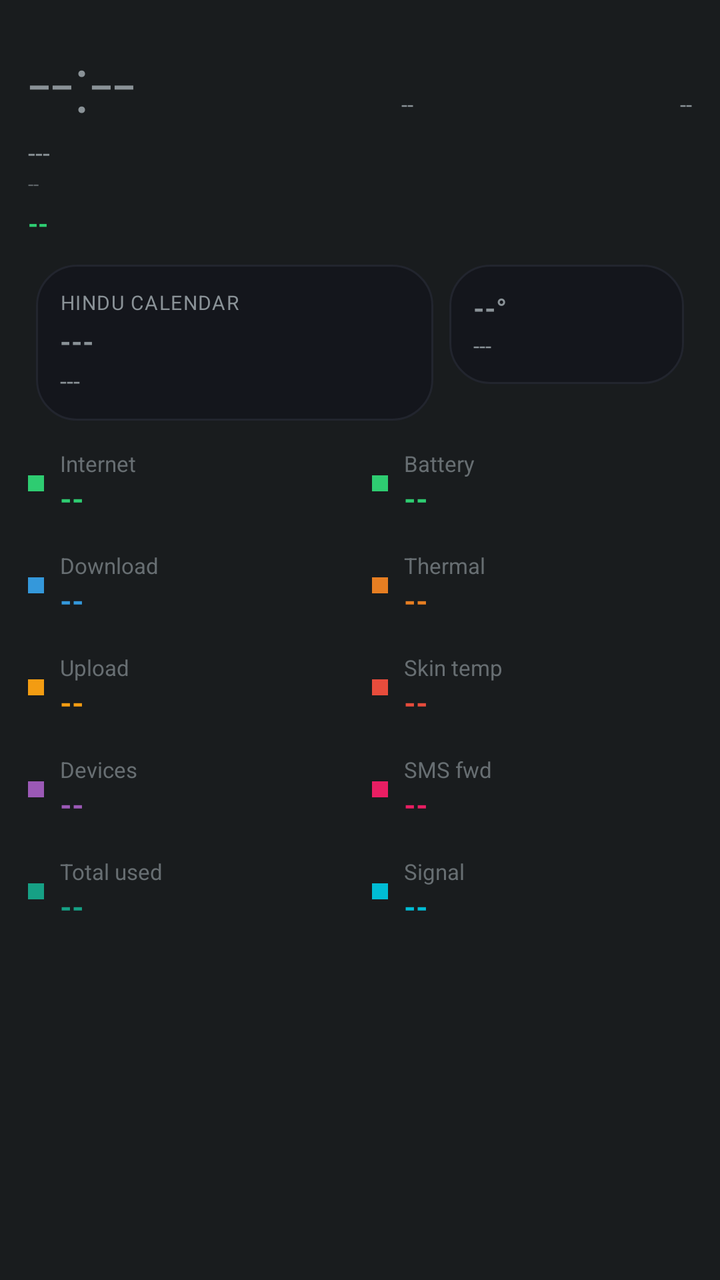
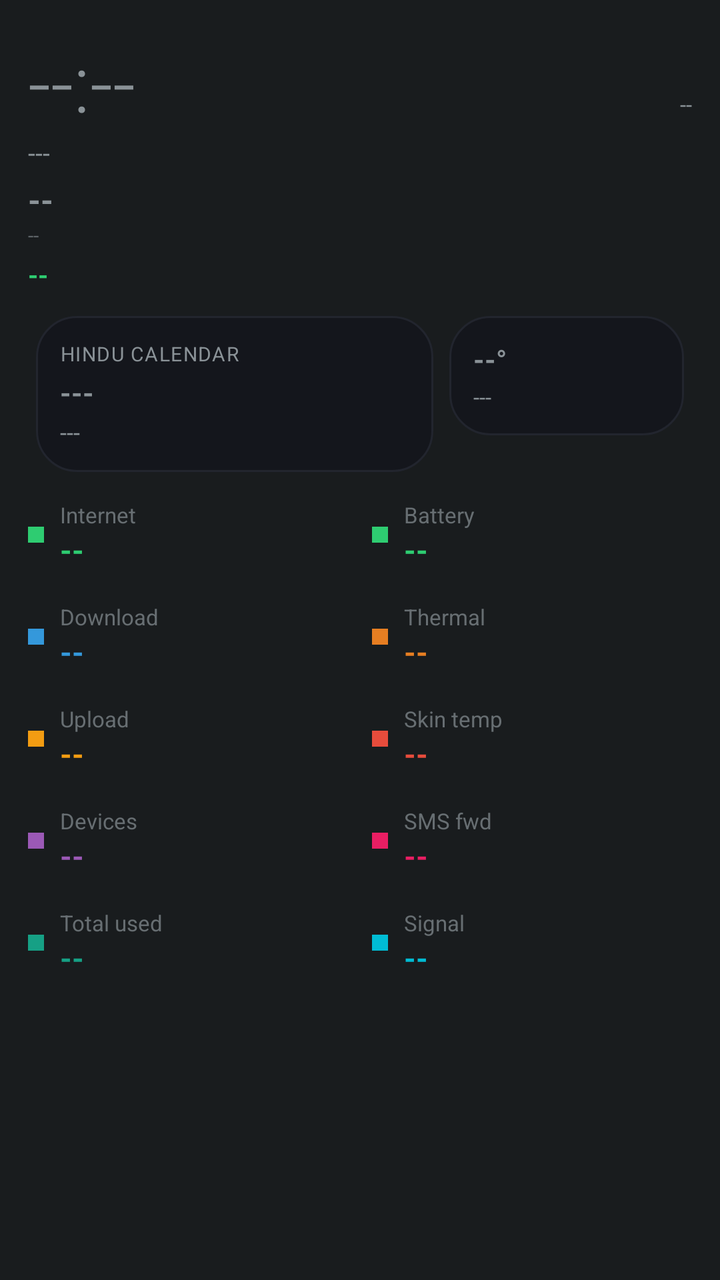

The first picture is an Android layout as it rendered before a commit; the second is the same layout after the commit. The layout source and the unified diff follow.
<!-- AndroidManifest.xml: application theme android:Theme.DeviceDefault.NoActionBar -->
<!-- res/layout/aod_layout_oneui_color.xml -->
<?xml version="1.0" encoding="utf-8"?>
<LinearLayout xmlns:android="http://schemas.android.com/apk/res/android"
    android:id="@+id/bg_root"
    android:layout_width="match_parent"
    android:layout_height="match_parent"
    android:orientation="vertical"
    android:padding="14dp">

    <LinearLayout
        android:layout_width="match_parent"
        android:layout_height="wrap_content"
        android:orientation="horizontal">

        <TextView
            android:id="@+id/clock"
            android:layout_width="wrap_content"
            android:layout_height="wrap_content"
            android:textSize="40sp"
            android:fontFamily="sans-serif-light"
            android:text="--:--" />

        <TextView
            android:id="@+id/net_type_badge"
            android:layout_width="0dp"
            android:layout_height="wrap_content"
            android:layout_weight="1"
            android:layout_gravity="top"
            android:gravity="end"
            android:textSize="11sp"
            android:text="--" />

        <TextView
            android:id="@+id/akd_badge"
            android:layout_width="0dp"
            android:layout_height="wrap_content"
            android:layout_weight="1"
            android:layout_gravity="top"
            android:gravity="end"
            android:textSize="11sp"
            android:text="--" />
    </LinearLayout>

    <TextView
        android:id="@+id/date"
        android:layout_width="wrap_content"
        android:layout_height="wrap_content"
        android:textSize="13sp"
        android:text="---" />

    <TextView
        android:id="@+id/perf_badge"
        android:layout_width="wrap_content"
        android:layout_height="wrap_content"
        android:textSize="10sp"
        android:alpha="0.6"
        android:text="--" />

    <TextView
        android:id="@+id/health_badge"
        android:layout_width="wrap_content"
        android:layout_height="wrap_content"
        android:layout_marginTop="4dp"
        android:textAllCaps="true"
        android:textStyle="bold"
        android:textSize="13sp"
        android:textColor="#2ecc71"
        android:text="--" />

    <TextView
        android:id="@+id/muhurat_badge"
        android:layout_width="wrap_content"
        android:layout_height="wrap_content"
        android:textSize="11sp"
        android:textStyle="bold"
        android:visibility="gone"
        android:text="--" />

    <LinearLayout
        android:layout_width="match_parent"
        android:layout_height="wrap_content"
        android:orientation="horizontal"
        android:layout_marginTop="8dp">

        <LinearLayout
            android:id="@+id/panchang_card"
            android:layout_width="0dp"
            android:layout_height="wrap_content"
            android:layout_weight="1.7"
            android:layout_margin="4dp"
            android:background="@drawable/bg_card"
            android:orientation="vertical"
            android:gravity="center_vertical"
            android:padding="12dp">

            <TextView
                android:id="@+id/panchang_header"
                android:layout_width="wrap_content"
                android:layout_height="wrap_content"
                android:textSize="10sp"
                android:textAllCaps="true"
                android:letterSpacing="0.05"
                android:text="Hindu calendar" />

            <TextView
                android:id="@+id/panchang_tithi"
                android:layout_width="match_parent"
                android:layout_height="wrap_content"
                android:layout_marginTop="3dp"
                android:textStyle="bold"
                android:maxLines="1"
                android:autoSizeTextType="uniform"
                android:autoSizeMinTextSize="13sp"
                android:autoSizeMaxTextSize="18sp"
                android:text="---" />

            <TextView
                android:id="@+id/panchang_nakshatra"
                android:layout_width="match_parent"
                android:layout_height="wrap_content"
                android:layout_marginTop="2dp"
                android:textSize="12sp"
                android:maxLines="1"
                android:ellipsize="end"
                android:text="---" />
        </LinearLayout>

        <LinearLayout
            android:id="@+id/weather_card"
            android:layout_width="0dp"
            android:layout_height="wrap_content"
            android:layout_weight="1"
            android:layout_margin="4dp"
            android:background="@drawable/bg_card"
            android:orientation="vertical"
            android:gravity="center_vertical"
            android:padding="12dp">

            <TextView
                android:id="@+id/weather_temp"
                android:layout_width="match_parent"
                android:layout_height="wrap_content"
                android:textStyle="bold"
                android:maxLines="1"
                android:autoSizeTextType="uniform"
                android:autoSizeMinTextSize="14sp"
                android:autoSizeMaxTextSize="20sp"
                android:text="--°" />

            <TextView
                android:id="@+id/weather_condition"
                android:layout_width="match_parent"
                android:layout_height="wrap_content"
                android:layout_marginTop="2dp"
                android:textSize="11sp"
                android:maxLines="2"
                android:text="---" />
        </LinearLayout>
    </LinearLayout>

    
    <LinearLayout
        android:layout_width="match_parent"
        android:layout_height="wrap_content"
        android:orientation="horizontal"
        android:layout_marginTop="10dp">

        <LinearLayout android:layout_width="0dp" android:layout_height="wrap_content" android:layout_weight="1" android:orientation="vertical" android:layout_marginEnd="6dp">
            <LinearLayout android:id="@+id/row8" android:layout_width="match_parent" android:layout_height="wrap_content" android:orientation="horizontal" android:gravity="center_vertical" android:layout_marginBottom="16dp">
                <View android:layout_width="8dp" android:layout_height="8dp" android:layout_marginEnd="8dp" android:background="#2ecc71" />
                <LinearLayout android:layout_width="0dp" android:layout_height="wrap_content" android:layout_weight="1" android:orientation="vertical">
                    <TextView android:id="@+id/stat_label" android:layout_width="wrap_content" android:layout_height="wrap_content" android:textSize="11sp" android:alpha="0.7" android:text="Internet" />
                    <TextView android:id="@+id/stat_value" android:layout_width="wrap_content" android:layout_height="wrap_content" android:textStyle="bold" android:textSize="15sp" android:textColor="#2ecc71" android:text="--" />
                </LinearLayout>
            </LinearLayout>
            <LinearLayout android:id="@+id/row0" android:layout_width="match_parent" android:layout_height="wrap_content" android:orientation="horizontal" android:gravity="center_vertical" android:layout_marginBottom="16dp">
                <View android:layout_width="8dp" android:layout_height="8dp" android:layout_marginEnd="8dp" android:background="#3498db" />
                <LinearLayout android:layout_width="0dp" android:layout_height="wrap_content" android:layout_weight="1" android:orientation="vertical">
                    <TextView android:id="@+id/stat_label" android:layout_width="wrap_content" android:layout_height="wrap_content" android:textSize="11sp" android:alpha="0.7" android:text="Download" />
                    <TextView android:id="@+id/stat_value" android:layout_width="wrap_content" android:layout_height="wrap_content" android:textStyle="bold" android:textSize="15sp" android:textColor="#3498db" android:text="--" />
                </LinearLayout>
            </LinearLayout>
            <LinearLayout android:id="@+id/row1" android:layout_width="match_parent" android:layout_height="wrap_content" android:orientation="horizontal" android:gravity="center_vertical" android:layout_marginBottom="16dp">
                <View android:layout_width="8dp" android:layout_height="8dp" android:layout_marginEnd="8dp" android:background="#f39c12" />
                <LinearLayout android:layout_width="0dp" android:layout_height="wrap_content" android:layout_weight="1" android:orientation="vertical">
                    <TextView android:id="@+id/stat_label" android:layout_width="wrap_content" android:layout_height="wrap_content" android:textSize="11sp" android:alpha="0.7" android:text="Upload" />
                    <TextView android:id="@+id/stat_value" android:layout_width="wrap_content" android:layout_height="wrap_content" android:textStyle="bold" android:textSize="15sp" android:textColor="#f39c12" android:text="--" />
                </LinearLayout>
            </LinearLayout>
            <LinearLayout android:id="@+id/row2" android:layout_width="match_parent" android:layout_height="wrap_content" android:orientation="horizontal" android:gravity="center_vertical" android:layout_marginBottom="16dp">
                <View android:layout_width="8dp" android:layout_height="8dp" android:layout_marginEnd="8dp" android:background="#9b59b6" />
                <LinearLayout android:layout_width="0dp" android:layout_height="wrap_content" android:layout_weight="1" android:orientation="vertical">
                    <TextView android:id="@+id/stat_label" android:layout_width="wrap_content" android:layout_height="wrap_content" android:textSize="11sp" android:alpha="0.7" android:text="Devices" />
                    <TextView android:id="@+id/stat_value" android:layout_width="wrap_content" android:layout_height="wrap_content" android:textStyle="bold" android:textSize="15sp" android:textColor="#9b59b6" android:text="--" />
                </LinearLayout>
            </LinearLayout>
            <LinearLayout android:id="@+id/row3" android:layout_width="match_parent" android:layout_height="wrap_content" android:orientation="horizontal" android:gravity="center_vertical" android:layout_marginBottom="16dp">
                <View android:layout_width="8dp" android:layout_height="8dp" android:layout_marginEnd="8dp" android:background="#16a085" />
                <LinearLayout android:layout_width="0dp" android:layout_height="wrap_content" android:layout_weight="1" android:orientation="vertical">
                    <TextView android:id="@+id/stat_label" android:layout_width="wrap_content" android:layout_height="wrap_content" android:textSize="11sp" android:alpha="0.7" android:text="Total used" />
                    <TextView android:id="@+id/stat_value" android:layout_width="wrap_content" android:layout_height="wrap_content" android:textStyle="bold" android:textSize="15sp" android:textColor="#16a085" android:text="--" />
                </LinearLayout>
            </LinearLayout>
        </LinearLayout>

        <LinearLayout android:layout_width="0dp" android:layout_height="wrap_content" android:layout_weight="1" android:orientation="vertical" android:layout_marginStart="6dp">
            <LinearLayout android:id="@+id/row4" android:layout_width="match_parent" android:layout_height="wrap_content" android:orientation="horizontal" android:gravity="center_vertical" android:layout_marginBottom="16dp">
                <View android:layout_width="8dp" android:layout_height="8dp" android:layout_marginEnd="8dp" android:background="#2ecc71" />
                <LinearLayout android:layout_width="0dp" android:layout_height="wrap_content" android:layout_weight="1" android:orientation="vertical">
                    <TextView android:id="@+id/stat_label" android:layout_width="wrap_content" android:layout_height="wrap_content" android:textSize="11sp" android:alpha="0.7" android:text="Battery" />
                    <TextView android:id="@+id/stat_value" android:layout_width="wrap_content" android:layout_height="wrap_content" android:textStyle="bold" android:textSize="15sp" android:textColor="#2ecc71" android:text="--" />
                </LinearLayout>
            </LinearLayout>
            <LinearLayout android:id="@+id/row5" android:layout_width="match_parent" android:layout_height="wrap_content" android:orientation="horizontal" android:gravity="center_vertical" android:layout_marginBottom="16dp">
                <View android:layout_width="8dp" android:layout_height="8dp" android:layout_marginEnd="8dp" android:background="#e67e22" />
                <LinearLayout android:layout_width="0dp" android:layout_height="wrap_content" android:layout_weight="1" android:orientation="vertical">
                    <TextView android:id="@+id/stat_label" android:layout_width="wrap_content" android:layout_height="wrap_content" android:textSize="11sp" android:alpha="0.7" android:text="Thermal" />
                    <TextView android:id="@+id/stat_value" android:layout_width="wrap_content" android:layout_height="wrap_content" android:textStyle="bold" android:textSize="15sp" android:textColor="#e67e22" android:text="--" />
                </LinearLayout>
            </LinearLayout>
            <LinearLayout android:id="@+id/row6" android:layout_width="match_parent" android:layout_height="wrap_content" android:orientation="horizontal" android:gravity="center_vertical" android:layout_marginBottom="16dp">
                <View android:layout_width="8dp" android:layout_height="8dp" android:layout_marginEnd="8dp" android:background="#e74c3c" />
                <LinearLayout android:layout_width="0dp" android:layout_height="wrap_content" android:layout_weight="1" android:orientation="vertical">
                    <TextView android:id="@+id/stat_label" android:layout_width="wrap_content" android:layout_height="wrap_content" android:textSize="11sp" android:alpha="0.7" android:text="Skin temp" />
                    <TextView android:id="@+id/stat_value" android:layout_width="wrap_content" android:layout_height="wrap_content" android:textStyle="bold" android:textSize="15sp" android:textColor="#e74c3c" android:text="--" />
                </LinearLayout>
            </LinearLayout>
            <LinearLayout android:id="@+id/row7" android:layout_width="match_parent" android:layout_height="wrap_content" android:orientation="horizontal" android:gravity="center_vertical" android:layout_marginBottom="16dp">
                <View android:layout_width="8dp" android:layout_height="8dp" android:layout_marginEnd="8dp" android:background="#e91e63" />
                <LinearLayout android:layout_width="0dp" android:layout_height="wrap_content" android:layout_weight="1" android:orientation="vertical">
                    <TextView android:id="@+id/stat_label" android:layout_width="wrap_content" android:layout_height="wrap_content" android:textSize="11sp" android:alpha="0.7" android:text="SMS fwd" />
                    <TextView android:id="@+id/stat_value" android:layout_width="wrap_content" android:layout_height="wrap_content" android:textStyle="bold" android:textSize="15sp" android:textColor="#e91e63" android:text="--" />
                </LinearLayout>
            </LinearLayout>
            <LinearLayout android:id="@+id/row9" android:layout_width="match_parent" android:layout_height="wrap_content" android:orientation="horizontal" android:gravity="center_vertical" android:layout_marginBottom="16dp">
                <View android:layout_width="8dp" android:layout_height="8dp" android:layout_marginEnd="8dp" android:background="#00bcd4" />
                <LinearLayout android:layout_width="0dp" android:layout_height="wrap_content" android:layout_weight="1" android:orientation="vertical">
                    <TextView android:id="@+id/stat_label" android:layout_width="wrap_content" android:layout_height="wrap_content" android:textSize="11sp" android:alpha="0.7" android:text="Signal" />
                    <TextView android:id="@+id/stat_value" android:layout_width="wrap_content" android:layout_height="wrap_content" android:textStyle="bold" android:textSize="15sp" android:textColor="#00bcd4" android:text="--" />
                </LinearLayout>
            </LinearLayout>
        </LinearLayout>
    </LinearLayout>

</LinearLayout>
<!-- resources referenced by this layout -->
<resources>
  <!-- drawable bg_card (drawable) -->
  <?xml version="1.0" encoding="utf-8"?>
  <shape xmlns:android="http://schemas.android.com/apk/res/android">
      <solid android:color="#14161C" />
      <corners android:radius="20dp" />
      <stroke android:width="1dp" android:color="#22252E" />
  </shape>
</resources>

<!-- the commit's change to res/layout/aod_layout_oneui_color.xml (unified diff, before → after) -->
@@ -29,16 +29,7 @@
             android:textSize="11sp"
             android:text="--" />
 
-        <TextView
-            android:id="@+id/akd_badge"
-            android:layout_width="0dp"
-            android:layout_height="wrap_content"
-            android:layout_weight="1"
-            android:layout_gravity="top"
-            android:gravity="end"
-            android:textSize="11sp"
-            android:text="--" />
-    </LinearLayout>
+        </LinearLayout>
 
     <TextView
         android:id="@+id/date"
@@ -46,6 +37,7 @@
         android:layout_height="wrap_content"
         android:textSize="13sp"
         android:text="---" />
+<TextView android:id="@+id/akd_badge" android:layout_width="wrap_content" android:layout_height="wrap_content" android:layout_marginTop="4dp" android:textSize="16sp" android:textStyle="bold" android:text="--" />
 
     <TextView
         android:id="@+id/perf_badge"
